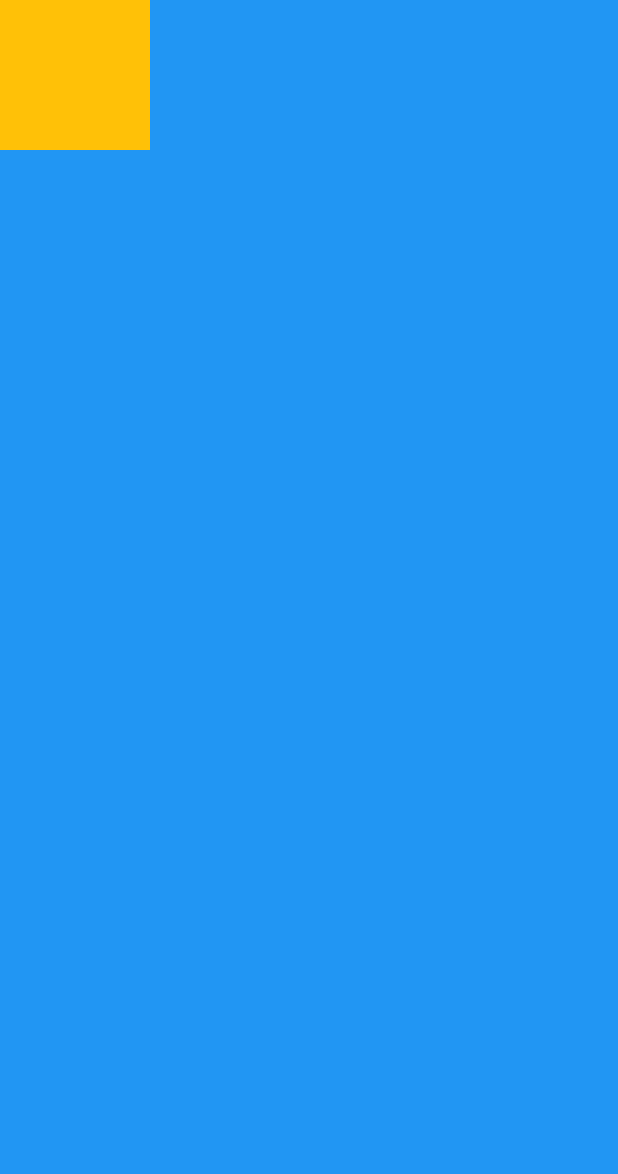
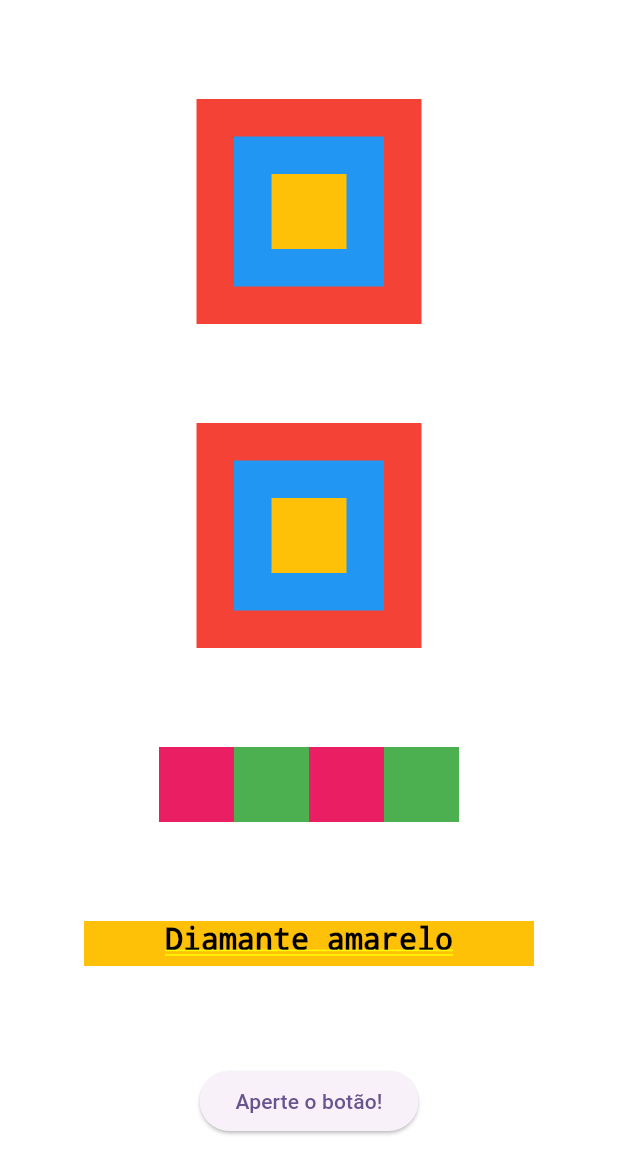
Before and after one commit to theotrin/first_flutter_project, a Flutter app: the screen it shows after launch, on a phone screen of 412 x 824 dp. Shown: the top 1174 px of the screen. Run offline on Flutter 3.47's test engine with Material 3 defaults, Android fonts, the phone set to English and light mode, and no system bars.

Commit message:
feat: adcionado mais componentes na tela!

```diff
--- a/lib/main.dart
+++ b/lib/main.dart
@@ -16,12 +16,80 @@ class MyApp extends StatelessWidget {
           colorScheme: ColorScheme.fromSeed(seedColor: Colors.deepPurple),
           useMaterial3: true,
         ),
-      home: Stack(
+        home: Container(
+            color: Colors.white,
+            child: Column(
+              mainAxisAlignment: MainAxisAlignment.spaceEvenly,
+              crossAxisAlignment: CrossAxisAlignment.center,
               children: [
-          Container(color: Colors.blue,),
-          Container(color: Colors.amber,width: 100,height: 100,),
+                Stack(alignment: Alignment.center, children: [
+                  Container(color: Colors.red, width: 150, height: 150),
+                  Container(
+                    color: Colors.blue,
+                    width: 100,
+                    height: 100,
+                  ),
+                  Container(
+                    color: Colors.amber,
+                    width: 50,
+                    height: 50,
+                  ),
+                ]),
+                Stack(alignment: Alignment.center, children: [
+                  Container(color: Colors.red, width: 150, height: 150),
+                  Container(
+                    color: Colors.blue,
+                    width: 100,
+                    height: 100,
+                  ),
+                  Container(
+                    color: Colors.amber,
+                    width: 50,
+                    height: 50,
+                  ),
+                ]),
+                Row(mainAxisAlignment: MainAxisAlignment.center, children: [
+                  Container(
+                    color: Colors.pink,
+                    width: 50,
+                    height: 50,
+                  ),
+                  Container(
+                    color: Colors.green,
+                    width: 50,
+                    height: 50,
+                  ),
+                  Container(
+                    color: Colors.pink,
+                    width: 50,
+                    height: 50,
+                  ),
+                  Container(
+                    color: Colors.green,
+                    width: 50,
+                    height: 50,
+                  ),
+                ]),
+                Container(
+                  color: Colors.amber,
+                  height: 30,
+                  width: 300,
+                  child: Text(
+                    'Diamante amarelo',
+                    style: TextStyle(
+                      color: Colors.black,
+                      fontSize: 20,
+                    ),
+                    textAlign: TextAlign.center,
+                  ),
+                ),
+                ElevatedButton(
+                  onPressed: () {
+                    print('Você apertou o botão');
+                  },
+                  child: Text('Aperte o botão!'),
+                )
               ],
-      ),
-    );
+            )));
   }
 }
```
Lines whose indentation alone changed are shown as unchanged.
